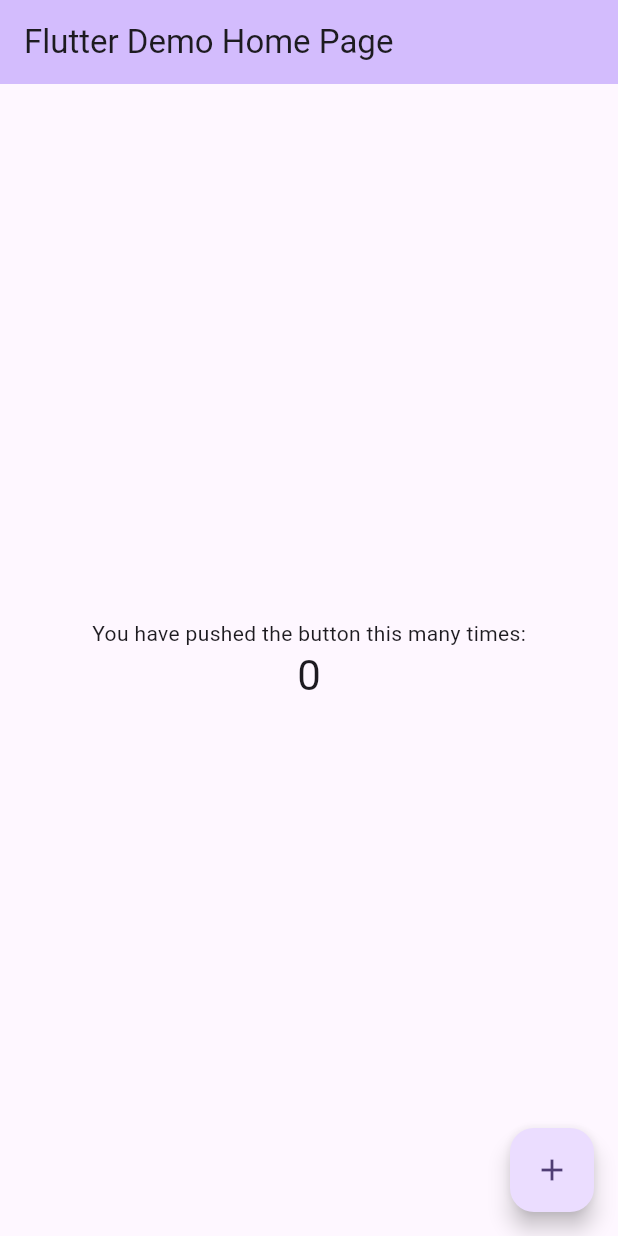
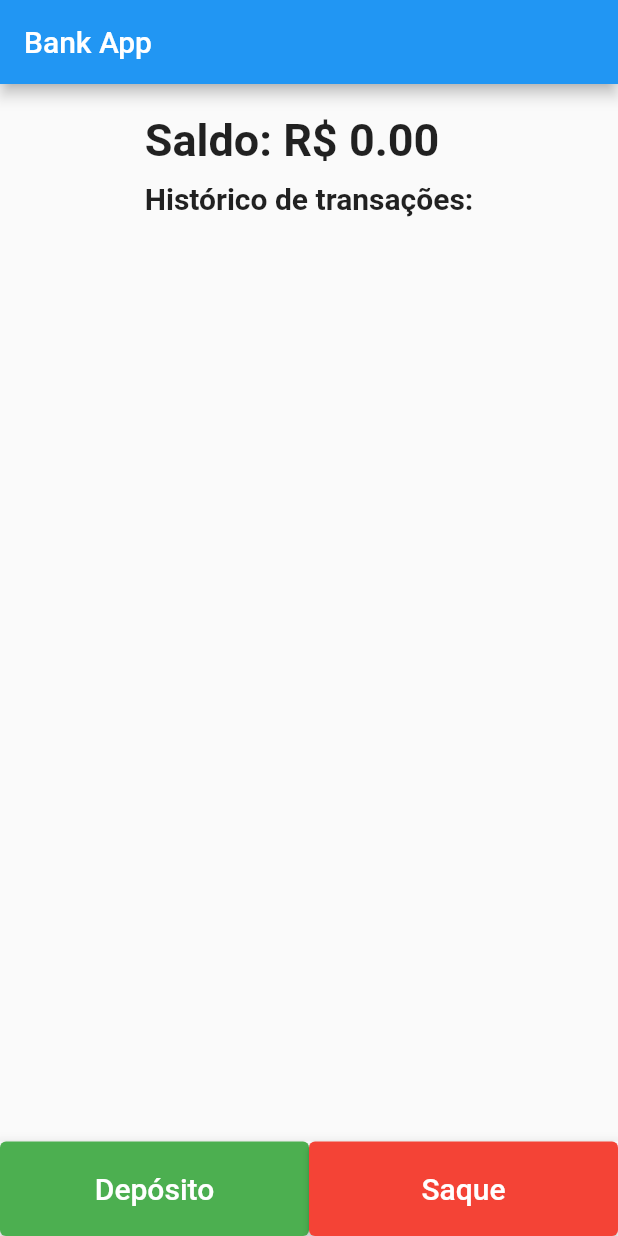
Before and after one commit to classicandsimple/bank, a Flutter app: the screen it shows after launch, on a phone screen of 412 x 824 dp. Run offline on Flutter 3.47's test engine with Material 2 defaults, Android fonts, the phone set to English and light mode, and no system bars.

Commit message:
Change app structure

```diff
--- a/lib/main.dart
+++ b/lib/main.dart
@@ -1,125 +1,6 @@
+import 'package:bank/app/bank_app.dart';
 import 'package:flutter/material.dart';
 
 void main() {
-  runApp(const MyApp());
+  runApp(BankApp());
 }
-
-class MyApp extends StatelessWidget {
-  const MyApp({super.key});
-
-  // This widget is the root of your application.
-  @override
-  Widget build(BuildContext context) {
-    return MaterialApp(
-      title: 'Flutter Demo',
-      theme: ThemeData(
-        // This is the theme of your application.
-        //
-        // TRY THIS: Try running your application with "flutter run". You'll see
-        // the application has a blue toolbar. Then, without quitting the app,
-        // try changing the seedColor in the colorScheme below to Colors.green
-        // and then invoke "hot reload" (save your changes or press the "hot
-        // reload" button in a Flutter-supported IDE, or press "r" if you used
-        // the command line to start the app).
-        //
-        // Notice that the counter didn't reset back to zero; the application
-        // state is not lost during the reload. To reset the state, use hot
-        // restart instead.
-        //
-        // This works for code too, not just values: Most code changes can be
-        // tested with just a hot reload.
-        colorScheme: ColorScheme.fromSeed(seedColor: Colors.deepPurple),
-        useMaterial3: true,
-      ),
-      home: const MyHomePage(title: 'Flutter Demo Home Page'),
-    );
-  }
-}
-
-class MyHomePage extends StatefulWidget {
-  const MyHomePage({super.key, required this.title});
-
-  // This widget is the home page of your application. It is stateful, meaning
-  // that it has a State object (defined below) that contains fields that affect
-  // how it looks.
-
-  // This class is the configuration for the state. It holds the values (in this
-  // case the title) provided by the parent (in this case the App widget) and
-  // used by the build method of the State. Fields in a Widget subclass are
-  // always marked "final".
-
-  final String title;
-
-  @override
-  State<MyHomePage> createState() => _MyHomePageState();
-}
-
-class _MyHomePageState extends State<MyHomePage> {
-  int _counter = 0;
-
-  void _incrementCounter() {
-    setState(() {
-      // This call to setState tells the Flutter framework that something has
-      // changed in this State, which causes it to rerun the build method below
-      // so that the display can reflect the updated values. If we changed
-      // _counter without calling setState(), then the build method would not be
-      // called again, and so nothing would appear to happen.
-      _counter++;
-    });
-  }
-
-  @override
-  Widget build(BuildContext context) {
-    // This method is rerun every time setState is called, for instance as done
-    // by the _incrementCounter method above.
-    //
-    // The Flutter framework has been optimized to make rerunning build methods
-    // fast, so that you can just rebuild anything that needs updating rather
-    // than having to individually change instances of widgets.
-    return Scaffold(
-      appBar: AppBar(
-        // TRY THIS: Try changing the color here to a specific color (to
-        // Colors.amber, perhaps?) and trigger a hot reload to see the AppBar
-        // change color while the other colors stay the same.
-        backgroundColor: Theme.of(context).colorScheme.inversePrimary,
-        // Here we take the value from the MyHomePage object that was created by
-        // the App.build method, and use it to set our appbar title.
-        title: Text(widget.title),
-      ),
-      body: Center(
-        // Center is a layout widget. It takes a single child and positions it
-        // in the middle of the parent.
-        child: Column(
-          // Column is also a layout widget. It takes a list of children and
-          // arranges them vertically. By default, it sizes itself to fit its
-          // children horizontally, and tries to be as tall as its parent.
-          //
-          // Column has various properties to control how it sizes itself and
-          // how it positions its children. Here we use mainAxisAlignment to
-          // center the children vertically; the main axis here is the vertical
-          // axis because Columns are vertical (the cross axis would be
-          // horizontal).
-          //
-          // TRY THIS: Invoke "debug painting" (choose the "Toggle Debug Paint"
-          // action in the IDE, or press "p" in the console), to see the
-          // wireframe for each widget.
-          mainAxisAlignment: MainAxisAlignment.center,
-          children: <Widget>[
-            const Text(
-              'You have pushed the button this many times:',
-            ),
-            Text(
-              '$_counter',
-              style: Theme.of(context).textTheme.headlineMedium,
-            ),
-          ],
-        ),
-      ),
-      floatingActionButton: FloatingActionButton(
-        onPressed: _incrementCounter,
-        tooltip: 'Increment',
-        child: const Icon(Icons.add),
-      ), // This trailing comma makes auto-formatting nicer for build methods.
-    );
-  }
-}
--- /dev/null
+++ b/lib/models/transaction.dart
@@ -0,0 +1,9 @@
+enum TransactionType { withdraw, deposit }
+
+class Transaction {
+  final double amount;
+  final TransactionType type;
+  final DateTime date;
+
+  Transaction(this.amount, this.type, this.date);
+}
--- /dev/null
+++ b/lib/pages/bank_main_page.dart
@@ -0,0 +1,127 @@
+import 'package:bank/widgets/bank_bottom_app_bar.dart';
+import 'package:flutter/material.dart';
+
+import '../models/transaction.dart';
+
+class BankMainPage extends StatefulWidget {
+  const BankMainPage({Key? key, required this.title}) : super(key: key);
+
+  final String title;
+
+  @override
+  State<BankMainPage> createState() {
+    return _BankMainPageState();
+  }
+}
+
+class _BankMainPageState extends State<BankMainPage> {
+  final List<Transaction> _transactionsDatabase = [];
+  final ScrollController _scrollController = ScrollController();
+
+  double get _balance {
+    return _transactionsDatabase.fold(0, (previousValue, element) {
+      switch (element.type) {
+        case TransactionType.deposit:
+          return previousValue + element.amount;
+        default:
+          return previousValue - element.amount;
+      }
+    });
+  }
+
+  void _addTransaction(double amount, TransactionType type) {
+    setState(() {
+      _transactionsDatabase.add(Transaction(amount, type, DateTime.now()));
+    });
+
+    _scrollController.animateTo(
+      _scrollController.position.maxScrollExtent,
+      duration: const Duration(milliseconds: 400),
+      curve: Curves.easeOut,
+    );
+  }
+
+  @override
+  Widget build(BuildContext context) {
+    return Scaffold(
+      appBar: AppBar(
+        title: Text(widget.title),
+      ),
+      body: Column(
+        children: [
+          Container(
+              padding: const EdgeInsets.all(20),
+              child: Column(
+                crossAxisAlignment: CrossAxisAlignment.start,
+                children: [
+                  Text(
+                    "Saldo: R\$ ${_balance.toStringAsFixed(2)}",
+                    style: const TextStyle(
+                      fontSize: 30,
+                      fontWeight: FontWeight.bold,
+                    ),
+                  ),
+                  const SizedBox(height: 10),
+                  const Text(
+                    "Histórico de transações:",
+                    style: TextStyle(
+                      fontSize: 20,
+                      fontWeight: FontWeight.bold,
+                    ),
+                  ),
+                ],
+              )),
+          Expanded(
+            child: Center(
+              child: ListView.builder(
+                controller: _scrollController,
+                reverse: false,
+                itemCount: _transactionsDatabase.length,
+                itemBuilder: (context, index) {
+                  final transaction = _transactionsDatabase[index];
+                  return Center(
+                    child: ListTile(
+                      title: Row(
+                        mainAxisAlignment: MainAxisAlignment.center,
+                        children: [
+                          Icon(
+                            transaction.type == TransactionType.deposit
+                                ? Icons.arrow_upward_rounded
+                                : Icons.arrow_downward_rounded,
+                            color: transaction.type == TransactionType.deposit
+                                ? Colors.green
+                                : Colors.red,
+                          ),
+                          const SizedBox(width: 8),
+                          Text(
+                            "${transaction.type == TransactionType.deposit ? "Depósito" : "Saque"} de R\$ ${transaction.amount.toStringAsFixed(2)}",
+                            style: TextStyle(
+                              color: transaction.type == TransactionType.deposit
+                                      ? Colors.green
+                                      : Colors.red,
+                              fontSize: 20,
+                              fontWeight: FontWeight.bold,
+                            ),
+                            textAlign: TextAlign.center,
+                          ),
+                        ],
+                      ),
+                      subtitle: Center(
+                        child: Text(
+                            "${transaction.date.day}/${transaction.date.month}/${transaction.date.year}",
+                            textAlign: TextAlign.center,
+                            style: const TextStyle(
+                                fontSize: 16, fontWeight: FontWeight.bold)),
+                      ),
+                    ),
+                  );
+                },
+              ),
+            ),
+          ),
+        ],
+      ),
+      bottomNavigationBar: BankBottomAppBar(balance: _balance, transactionCallback: _addTransaction)
+    );
+  }
+}
--- /dev/null
+++ b/lib/styles/styles.dart
@@ -0,0 +1,16 @@
+import 'package:flutter/material.dart';
+
+var withdrawlevatedButtonStyle = ElevatedButton.styleFrom(
+  backgroundColor: Colors.red,
+  padding: const EdgeInsets.all(20),
+);
+
+var depositElevatedButtonStyle = ElevatedButton.styleFrom(
+  backgroundColor: Colors.green,
+  padding: const EdgeInsets.all(20),
+);
+
+var transactionTextElevatedButtonStyle = const TextStyle(
+  color: Colors.white,
+  fontSize: 20,
+);
--- /dev/null
+++ b/lib/widgets/bank_bottom_app_bar.dart
@@ -0,0 +1,84 @@
+import 'package:flutter/material.dart';
+import 'dart:math';
+
+import '../models/transaction.dart';
+import '../styles/styles.dart';
+
+
+class BankBottomAppBar extends StatefulWidget {
+  final double balance;
+  final Function transactionCallback;
+
+  const BankBottomAppBar(
+      {super.key, required this.transactionCallback, required this.balance});
+
+  @override
+  State<BankBottomAppBar> createState() {
+    return _BankBottomAppBarState();
+  }
+}
+
+class _BankBottomAppBarState extends State<BankBottomAppBar> {
+  @override
+  Widget build(BuildContext context) {
+    return BottomAppBar(
+      child: Row(
+        mainAxisAlignment: MainAxisAlignment.spaceEvenly,
+        children: <Widget>[
+          Expanded(
+            child: ElevatedButton(
+              onPressed: () {
+                double amount = Random().nextDouble() * 999.98 + 0.01;
+                widget.transactionCallback(amount, TransactionType.deposit);
+              },
+              style: depositElevatedButtonStyle,
+              child: Text(
+                "Depósito",
+                style: transactionTextElevatedButtonStyle,
+              ),
+            ),
+          ),
+          Expanded(
+            child: ElevatedButton(
+              onPressed: () {
+                double amount = Random().nextDouble() * 999.99 + 0.01;
+                if (widget.balance - amount >= 0) {
+                  widget.transactionCallback(amount, TransactionType.withdraw);
+                } else {
+                  showDialog(
+                    context: context,
+                    builder: (_) => AlertDialog(
+                      title: const Text("Saldo insuficiente!"),
+                      content: Text(
+                        "Seu saldo atual é de R\$${widget.balance.toStringAsFixed(2)} e você precisa de R\$${amount.toStringAsFixed(2)} para completar a transação. Por favor, tente novamente ou deposite mais dinheiro.",
+                      ),
+                      actions: [
+                        TextButton(
+                          onPressed: () {
+                            Navigator.pop(context);
+                          },
+                          child: const Text(
+                            "OK",
+                            style: TextStyle(
+                              color: Color(0xFF1DA756),
+                              fontSize: 20,
+                            ),
+                          ),
+                        )
+                      ],
+                    ),
+                  );
+                }
+              },
+              style: withdrawlevatedButtonStyle,
+              child: Text(
+                "Saque",
+                style: transactionTextElevatedButtonStyle,
+              ),
+            ),
+          ),
+        ],
+      ),
+    );
+  }
+}
```
Also changed, not shown: lib/app/bank_app.dart (added, +236 -0 lines), 1 other file.
